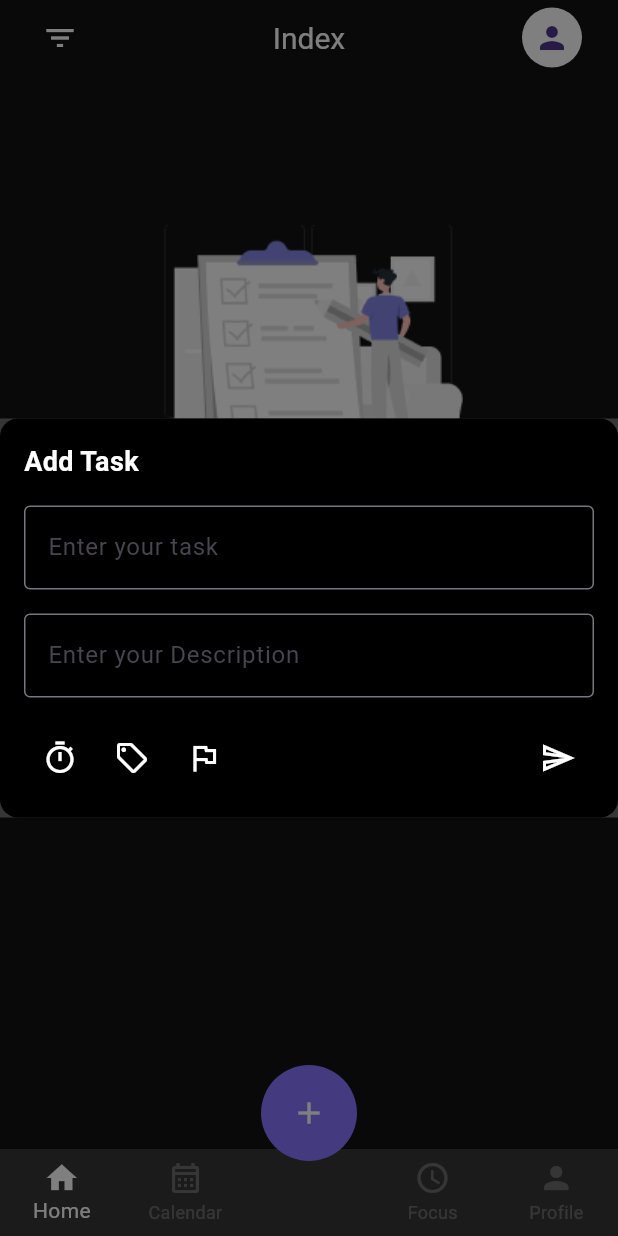
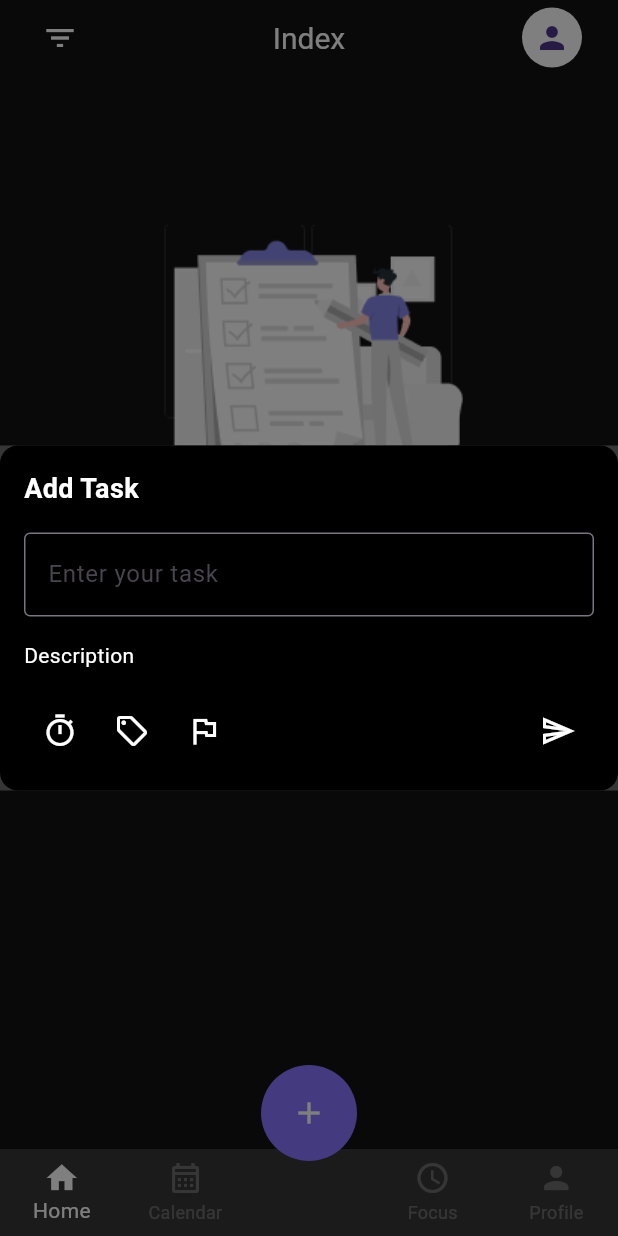
Before and after one commit to likeprograming1/flutter_todolist, a Flutter app: the IndexPage screen opened by its route, after a tap on the "add" icon, on a phone screen of 412 x 824 dp. Run offline on Flutter 3.47's test engine with Material 3 defaults, Android fonts, the phone set to English and light mode, and no system bars; our stand-ins replace flutter_riverpod, go_router.

Commit message:
bottom modal fullwidget change

```diff
--- a/todolist_flutter/lib/commons/commonbottom.dart
+++ b/todolist_flutter/lib/commons/commonbottom.dart
@@ -10,6 +10,9 @@ class Commonbottom extends StatefulWidget {
 
 class _CommonbottomState extends State<Commonbottom> {
   int _currentIndex = 0;
+  int _taskIndex = 0;
+  String task = "";
+  String description = "";
   final TextEditingController _taskController = TextEditingController();
   final TextEditingController _descriptionController = TextEditingController();
 
@@ -114,33 +117,45 @@ class _CommonbottomState extends State<Commonbottom> {
                           TextStyle(fontSize: 18, fontWeight: FontWeight.bold),
                     ),
                     const SizedBox(height: 16),
-                    TextField(
+                    _taskIndex == 0
+                        ? TextField(
                             controller: _taskController,
                             cursorColor: Colors.white,
                             decoration: const InputDecoration(
                               labelText: 'Enter your task',
                               hintText: 'Enter your task',
-                        floatingLabelBehavior: FloatingLabelBehavior.never,
+                              floatingLabelBehavior:
+                                  FloatingLabelBehavior.never,
                               border: OutlineInputBorder(),
                               focusedBorder: OutlineInputBorder(
                                 borderSide: BorderSide(color: Colors.white),
                               ),
                             ),
-                    ),
+                            onChanged: (value) => setState(() {
+                              task = value;
+                            }),
+                          )
+                        : Text(task),
                     const SizedBox(height: 16),
-                    TextField(
+                    _taskIndex == 1
+                        ? TextField(
                             controller: _descriptionController,
                             cursorColor: Colors.white,
                             decoration: const InputDecoration(
                               labelText: 'Enter your Description',
                               hintText: 'Enter your Description',
-                        floatingLabelBehavior: FloatingLabelBehavior.never,
+                              floatingLabelBehavior:
+                                  FloatingLabelBehavior.never,
                               border: OutlineInputBorder(),
                               focusedBorder: OutlineInputBorder(
                                 borderSide: BorderSide(color: Colors.white),
                               ),
                             ),
-                    ),
+                            onChanged: (value) => setState(() {
+                              description = value;
+                            }),
+                          )
+                        : Text(description == "" ? "Description" : description),
                     const SizedBox(height: 16),
                     Row(
                       mainAxisAlignment: MainAxisAlignment.spaceBetween,
@@ -166,13 +181,13 @@ class _CommonbottomState extends State<Commonbottom> {
                         ),
                         IconButton(
                           onPressed: () {
-                            final task = _taskController.text;
-                            final description = _descriptionController.text;
-
+                            setState(() {
+                              _taskIndex += 1;
+                            });
                             if (task.isNotEmpty && description.isNotEmpty) {
                               debugPrint('Task: $task');
                               debugPrint('Description: $description');
-                              Navigator.of(context).pop();
+                              // Navigator.of(context).pop();
                             } else {
                               debugPrint('Please fill in all fields');
                             }
```
Lines whose indentation alone changed are shown as unchanged.
